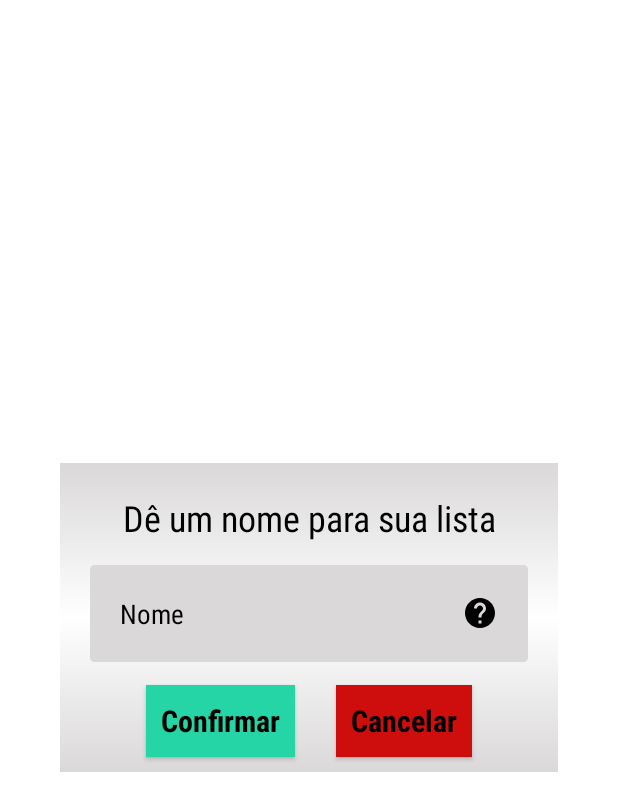
After one commit to RafaGranja/ListaDeCompras, an Android app: the layout dialog_save_list.xml on its own in the app's theme, with its tools: preview values and no code run, on a phone screen of 412 x 824 dp. The commit adds this screen. Shown: the top 811 px of the screen. Run offline under Robolectric (Android 15) with nearby library versions, the phone set to English and light mode, and no system bars.

Commit message:
Armazenamento de Listas

```diff
--- /dev/null
+++ b/ProjetoBase/app/src/main/res/layout/dialog_save_list.xml
@@ -0,0 +1,71 @@
+<?xml version="1.0" encoding="utf-8"?>
+<androidx.constraintlayout.widget.ConstraintLayout xmlns:android="http://schemas.android.com/apk/res/android"
+    xmlns:tools="http://schemas.android.com/tools"
+    android:layout_width="match_parent"
+    android:layout_height="wrap_content"
+    xmlns:app="http://schemas.android.com/apk/res-auto"
+    app:cardCornerRadius="30dp"
+    android:layout_margin="40dp"
+    android:layout_gravity="center"
+    android:background="@drawable/background"
+    android:orientation="horizontal"
+    >
+
+    <TextView
+        android:id="@+id/textView"
+        android:layout_width="wrap_content"
+        android:layout_height="wrap_content"
+        android:gravity="center"
+        android:layout_margin="20dp"
+        android:textSize="24dp"
+        android:fontFamily="sans-serif-condensed"
+        app:layout_constraintStart_toStartOf="parent"
+        app:layout_constraintEnd_toEndOf="parent"
+        app:layout_constraintTop_toTopOf="parent"
+        tools:ignore="MissingConstraints"
+        android:text="@string/SalvarLista"/>
+    <EditText
+        android:id="@+id/edit_text_name"
+        style="@style/edit_text"
+        android:hint="@string/Nome"
+        android:layout_marginLeft="20dp"
+        android:layout_marginRight="20dp"
+        android:backgroundTint="?attr/colorOnSecondary"
+        android:drawableRight="@drawable/ic_baseline_help_24"
+        android:lines="1"
+        android:textColorHint="@color/black"
+        tools:ignore="SpeakableTextPresentCheck"
+        app:layout_constraintStart_toStartOf="parent"
+        app:layout_constraintEnd_toEndOf="parent"
+        app:layout_constraintTop_toBottomOf="@id/textView"/>
+    <androidx.appcompat.widget.AppCompatButton
+        android:id="@+id/button_confirm"
+        style="@style/button"
+        android:text="@string/Confirmar"
+        android:layout_width="wrap_content"
+        android:layout_marginRight="5dp"
+        android:background="@drawable/background"
+        android:backgroundTint="@color/green_blue"
+        android:layout_marginBottom="10dp"
+        android:padding="10dp"
+        app:layout_constraintEnd_toStartOf="@id/button_cancel"
+        app:layout_constraintStart_toStartOf="parent"
+        app:layout_constraintTop_toBottomOf="@id/edit_text_name"
+        app:layout_constraintBottom_toBottomOf="parent"
+        />
+    <androidx.appcompat.widget.AppCompatButton
+        android:id="@+id/button_cancel"
+        style="@style/button"
+        android:text="@string/Cancelar"
+        android:background="@color/red"
+        android:layout_width="wrap_content"
+        android:layout_marginLeft="5dp"
+        android:layout_marginBottom="10dp"
+        android:padding="10dp"
+        app:layout_constraintEnd_toEndOf="parent"
+        app:layout_constraintStart_toEndOf="@id/button_confirm"
+        app:layout_constraintTop_toBottomOf="@id/edit_text_name"
+        app:layout_constraintBottom_toBottomOf="parent"
+        />
+
+</androidx.constraintlayout.widget.ConstraintLayout>
--- a/ProjetoBase/app/src/main/res/values/strings.xml
+++ b/ProjetoBase/app/src/main/res/values/strings.xml
@@ -26,6 +26,10 @@
     <string name="Produto">Produto</string>
     <string name="Quantidade">Quant.</string>
     <string name="Observacoes">Observações</string>
+    <string name="SalvarLista">Dê um nome para sua lista</string>
+    <string name="Nome">Nome</string>
+    <string name="Confirmar">Confirmar</string>
+    <string name="Cancelar">Cancelar</string>
 
     <string name="menu_home">Home</string>
     <string name="menu_gallery">Gallery</string>
--- a/ProjetoBase/app/src/main/res/values/styles.xml
+++ b/ProjetoBase/app/src/main/res/values/styles.xml
@@ -38,6 +38,7 @@
         <item name="android:textAllCaps">false</item>
         <item name="android:textColor">@color/black</item>
         <item name="android:fontFamily">sans-serif-condensed</item>
+        <item name="cornerRadius">10dp</item>
     </style>
 
 </resources>
--- a/ProjetoBase/build.gradle
+++ b/ProjetoBase/build.gradle
@@ -10,7 +10,7 @@ buildscript {
     dependencies {
 
         // Add the dependency for the Google services Gradle plugin
-        classpath 'com.google.gms:google-services:4.3.13'
+        classpath 'com.google.gms:google-services:4.3.14'
 
     }
 }
```
Also changed, not shown: ProjetoBase/app/build.gradle (+8 -7 lines), ProjetoBase/app/src/main/AndroidManifest.xml (+2 -5 lines), ProjetoBase/app/src/main/java/com/example/projetobase/DialogSaveList.java (added, +77 -0 lines), ProjetoBase/app/src/main/java/com/example/projetobase/FormLogin.java (+10 -9 lines), ProjetoBase/app/src/main/java/com/example/projetobase/Listas.java (added, +38 -0 lines), ProjetoBase/app/src/main/java/com/example/projetobase/NewListAdapter.java (+25 -4 lines), ProjetoBase/app/src/main/java/com/example/projetobase/Tela_Principal.java (+294 -33 lines), ProjetoBase/app/src/main/res/layout/activity_tela_principal.xml (+13 -0 lines), ProjetoBase/app/src/main/res/layout/fragment_new_list.xml (+8 -1 lines).
